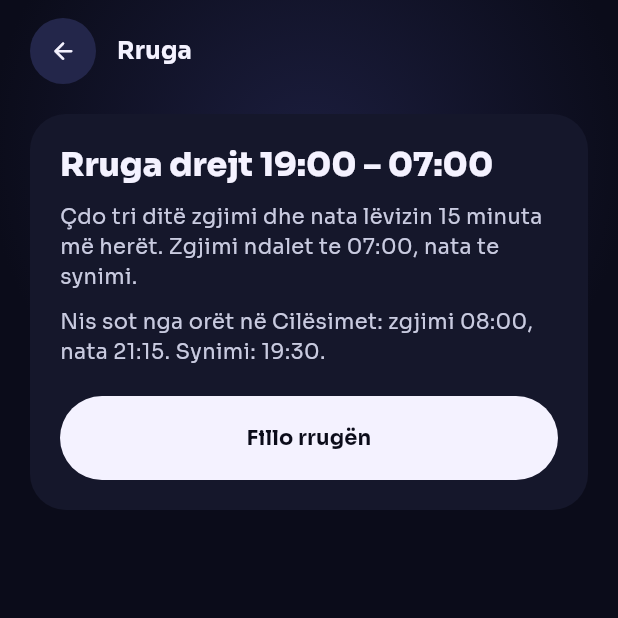
After one commit to tloshi/DuoNap, a Flutter app: the DuoNapPathScreen screen opened directly, on a phone screen of 412 x 824 dp, the top half of it. The commit adds this screen. Run offline on Flutter 3.47's test engine with Material 3 defaults, Android fonts, the phone set to English and light mode, and no system bars; our stand-ins replace flutter_riverpod, google_fonts, hive, hive_flutter; accounts and stored records are empty.

Commit message:
Build the Rruga screen

```diff
--- /dev/null
+++ b/lib/ui/path/duonap_path_screen.dart
@@ -0,0 +1,120 @@
+import 'package:flutter/material.dart';
+import 'package:flutter_riverpod/flutter_riverpod.dart';
+
+import '../../app/duonap_theme.dart';
+import '../../domain/duonap_shift.dart';
+import '../common/duonap_error_text.dart';
+import '../common/duonap_pill_button.dart';
+import '../common/duonap_round_button.dart';
+import '../common/duonap_sheet_frame.dart';
+import 'duonap_path_state.dart';
+import 'duonap_path_view_model.dart';
+import 'widgets/duonap_path_parts.dart';
+import 'widgets/duonap_path_steps.dart';
+import 'widgets/duonap_target_sheet.dart';
+
+/// "Rruga drejt 19:00 – 07:00", as in the "D · Rruga 19–07" mockup.
+class DuoNapPathScreen extends ConsumerWidget {
+  const DuoNapPathScreen({super.key});
+
+  static const double _gap = 14;
+
+  @override
+  Widget build(BuildContext context, WidgetRef ref) {
+    final state = ref.watch(duoNapPathViewModelProvider);
+    final viewModel = ref.read(duoNapPathViewModelProvider.notifier);
+    final error = state.error;
+    return Scaffold(
+      body: DecoratedBox(
+        decoration: const BoxDecoration(
+          gradient: RadialGradient(
+            center: Alignment(0, -0.75),
+            radius: 1.0,
+            colors: [DuoNapColors.glow, DuoNapColors.ground],
+            stops: [0, 0.52],
+          ),
+        ),
+        child: SafeArea(
+          child: ListView(
+            padding: const EdgeInsets.fromLTRB(20, 12, 20, 24),
+            children: [
+              const _TopBar(),
+              const SizedBox(height: 20),
+              ..._body(context, state, viewModel),
+              if (error != null) DuoNapErrorLine(message: error),
+            ],
+          ),
+        ),
+      ),
+    );
+  }
+
+  List<Widget> _body(
+    BuildContext context,
+    DuoNapPathState state,
+    DuoNapPathViewModel viewModel,
+  ) {
+    final status = state.status;
+    final from = state.startFrom;
+    if (state.loading) return const [Center(child: CircularProgressIndicator())];
+    if (status == null) {
+      if (from == null) return const [];
+      return [DuoNapPathStart(from: from, onStart: state.busy ? null : viewModel.start)];
+    }
+    final now = DateTime.now();
+    return [
+      DuoNapPathHeadline(status: status),
+      const SizedBox(height: _gap),
+      DuoNapPathProgress(status: status),
+      const SizedBox(height: _gap),
+      DuoNapAnchorCards(status: status),
+      const SizedBox(height: _gap + 6),
+      DuoNapPathSteps(status: status, today: DateTime(now.year, now.month, now.day)),
+      const SizedBox(height: _gap),
+      DuoNapPathNotes(held: status.held),
+      const SizedBox(height: _gap + 6),
+      DuoNapPillButton(
+        label: 'Ndrysho synimin',
+        color: DuoNapColors.raised,
+        textColor: DuoNapColors.text,
+        height: 56,
+        onTap: state.busy ? null : () => _openTarget(context, status, viewModel),
+      ),
+    ];
+  }
+
+  void _openTarget(
+    BuildContext context,
+    DuoNapShiftStatus status,
+    DuoNapPathViewModel viewModel,
+  ) {
+    final sheet = DuoNapTargetSheet(
+      current: status.setup.targetBedtimeMinutes,
+      onPick: viewModel.setTarget,
+      onStop: viewModel.stop,
+    );
+    showDuoNapSheet(context, sheet);
+  }
+}
+
+class _TopBar extends StatelessWidget {
+  const _TopBar();
+
+  @override
+  Widget build(BuildContext context) {
+    return Row(
+      children: [
+        DuoNapRoundButton(
+          icon: Icons.arrow_back_rounded,
+          label: 'Kthehu',
+          onTap: () => Navigator.of(context).pop(),
+        ),
+        const SizedBox(width: 14),
+        Text(
+          'Rruga',
+          style: Theme.of(context).textTheme.titleMedium?.copyWith(fontWeight: FontWeight.w700),
+        ),
+      ],
+    );
+  }
+}
--- /dev/null
+++ b/lib/ui/path/widgets/duonap_path_parts.dart
@@ -0,0 +1,179 @@
+import 'package:flutter/material.dart';
+
+import '../../../app/duonap_theme.dart';
+import '../../../domain/duonap_anchors.dart';
+import '../../../domain/duonap_shift.dart';
+import '../../common/duonap_pill_button.dart';
+import '../../today/duonap_today_formatters.dart';
+
+String _clock(int minutes) => DuoNapFormat.minutesOfDay(minutes);
+
+/// "Rruga drejt", the target, and how far along the path is.
+class DuoNapPathHeadline extends StatelessWidget {
+  const DuoNapPathHeadline({super.key, required this.status});
+
+  final DuoNapShiftStatus status;
+
+  @override
+  Widget build(BuildContext context) {
+    final textTheme = Theme.of(context).textTheme;
+    final target = status.setup.targetBedtimeMinutes;
+    return Column(
+      crossAxisAlignment: CrossAxisAlignment.start,
+      children: [
+        Text('Rruga drejt', style: textTheme.bodySmall?.copyWith(color: DuoNapColors.muted)),
+        Text(
+          '${_clock(target)} – ${_clock(DuoNapShiftSetup.targetWakeMinutes)}',
+          style: textTheme.headlineLarge?.copyWith(fontWeight: FontWeight.w800),
+        ),
+        Text(_progressLine(), style: textTheme.bodySmall?.copyWith(color: DuoNapColors.soft)),
+      ],
+    );
+  }
+
+  String _progressLine() {
+    final arrival = status.arrival;
+    if (status.finished || arrival == null) return 'Synimi u arrit.';
+    final step = 'Hapi ${status.stepsDone} nga ${status.stepsTotal}';
+    return '$step, mbërritja rreth ${DuoNapFormat.arrival(arrival)}';
+  }
+}
+
+/// One segment per step: bright when done, the latest one glowing.
+class DuoNapPathProgress extends StatelessWidget {
+  const DuoNapPathProgress({super.key, required this.status});
+
+  final DuoNapShiftStatus status;
+
+  @override
+  Widget build(BuildContext context) {
+    final done = status.stepsDone;
+    return Semantics(
+      label: 'Përparimi: $done nga ${status.stepsTotal} hapa',
+      excludeSemantics: true,
+      child: Row(
+        children: [
+          for (var step = 1; step <= status.stepsTotal; step++) ...[
+            if (step > 1) const SizedBox(width: 4),
+            Expanded(child: _segment(step <= done, step == done)),
+          ],
+        ],
+      ),
+    );
+  }
+
+  Widget _segment(bool isDone, bool isLatest) {
+    return Container(
+      height: 6,
+      decoration: BoxDecoration(
+        color: isDone ? DuoNapColors.text : DuoNapColors.highlight,
+        borderRadius: BorderRadius.circular(3),
+        boxShadow: isLatest
+            ? const [BoxShadow(color: Color(0x99F4F2FF), blurRadius: 10)]
+            : null,
+      ),
+    );
+  }
+}
+
+/// "Zgjimi sot" and "Nata sonte", each with where it started and where it goes.
+class DuoNapAnchorCards extends StatelessWidget {
+  const DuoNapAnchorCards({super.key, required this.status});
+
+  final DuoNapShiftStatus status;
+
+  @override
+  Widget build(BuildContext context) {
+    final start = status.setup.start;
+    return Row(
+      children: [
+        Expanded(
+          child: _AnchorCard(
+            label: 'Zgjimi sot',
+            minutes: status.today.wakeMinutes,
+            route: 'prej ${_clock(start.wakeMinutes)} drejt ${_clock(DuoNapShiftSetup.targetWakeMinutes)}',
+          ),
+        ),
+        const SizedBox(width: 10),
+        Expanded(
+          child: _AnchorCard(
+            label: 'Nata sonte',
+            minutes: status.today.bedtimeMinutes,
+            route: 'prej ${_clock(start.bedtimeMinutes)} drejt ${_clock(status.setup.targetBedtimeMinutes)}',
+          ),
+        ),
+      ],
+    );
+  }
+}
+
+class _AnchorCard extends StatelessWidget {
+  const _AnchorCard({required this.label, required this.minutes, required this.route});
+
+  final String label;
+  final int minutes;
+  final String route;
+
+  @override
+  Widget build(BuildContext context) {
+    final textTheme = Theme.of(context).textTheme;
+    final muted = textTheme.labelSmall?.copyWith(color: DuoNapColors.muted);
+    return Container(
+      padding: const EdgeInsets.fromLTRB(16, 14, 16, 14),
+      decoration: BoxDecoration(
+        color: DuoNapColors.surface,
+        borderRadius: BorderRadius.circular(24),
+      ),
+      child: Column(
+        crossAxisAlignment: CrossAxisAlignment.start,
+        children: [
+          Text(label, style: muted?.copyWith(fontWeight: FontWeight.w600)),
+          Text(_clock(minutes), style: textTheme.headlineMedium?.copyWith(fontWeight: FontWeight.w800)),
+          Text(route, style: muted),
+        ],
+      ),
+    );
+  }
+}
+
+/// Shown before the path is started: what it does and where it starts from.
+class DuoNapPathStart extends StatelessWidget {
+  const DuoNapPathStart({super.key, required this.from, required this.onStart});
+
+  final DuoNapAnchors from;
+  final VoidCallback? onStart;
+
+  @override
+  Widget build(BuildContext context) {
+    final textTheme = Theme.of(context).textTheme;
+    final body = textTheme.bodyMedium?.copyWith(color: DuoNapColors.soft, height: 1.4);
+    final target = _clock(DuoNapShiftSetup.defaultTargetBedtimeMinutes);
+    return Container(
+      padding: const EdgeInsets.all(20),
+      decoration: BoxDecoration(
+        color: DuoNapColors.surface,
+        borderRadius: BorderRadius.circular(24),
+      ),
+      child: Column(
+        crossAxisAlignment: CrossAxisAlignment.stretch,
+        children: [
+          Text('Rruga drejt 19:00 – 07:00', style: textTheme.titleLarge?.copyWith(fontWeight: FontWeight.w800)),
+          const SizedBox(height: 10),
+          Text(
+            'Çdo tri ditë zgjimi dhe nata lëvizin 15 minuta më herët. Zgjimi ndalet '
+            'te 07:00, nata te synimi.',
+            style: body,
+          ),
+          const SizedBox(height: 10),
+          Text(
+            'Nis sot nga orët në Cilësimet: zgjimi ${_clock(from.wakeMinutes)}, '
+            'nata ${_clock(from.bedtimeMinutes)}. Synimi: $target.',
+            style: body,
+          ),
+          const SizedBox(height: 20),
+          DuoNapPillButton(label: 'Fillo rrugën', color: DuoNapColors.text, height: 56, onTap: onStart),
+        ],
+      ),
+    );
+  }
+}
--- a/lib/ui/settings/duonap_settings_view_model.dart
+++ b/lib/ui/settings/duonap_settings_view_model.dart
@@ -6,6 +6,7 @@ import '../../app/duonap_providers.dart';
 import '../../core/duonap_result.dart';
 import '../../domain/duonap_baby.dart';
 import '../../domain/duonap_settings.dart';
+import '../../domain/duonap_shift.dart';
 import '../common/duonap_error_text.dart';
 import '../today/duonap_today_view_model.dart';
 import 'duonap_settings_state.dart';
@@ -55,10 +56,12 @@ class DuoNapSettingsViewModel extends AutoDisposeNotifier<DuoNapSettingsState> {
   }
 
   Future<void> _load() async {
+    final shift = await ref.read(duoNapShiftServiceProvider).status();
+    final running = shift is DuoNapSuccess<DuoNapShiftStatus?> && shift.data != null;
     final result = await ref.read(duoNapSettingsServiceProvider).load();
     state = result.fold<DuoNapSettingsState>(
       (failure) => state.withError(duoNapErrorText(failure.code)),
-      (DuoNapSettings settings) => state.withDraft(settings),
+      (DuoNapSettings settings) => state.withPathRunning(running).withDraft(settings),
     );
   }
 
```
Also changed, not shown: lib/ui/path/widgets/duonap_path_steps.dart (+26 -0 lines), lib/ui/settings/duonap_settings_screen.dart (+7 -120 lines), lib/ui/settings/duonap_settings_state.dart (+16 -4 lines), lib/ui/settings/widgets/duonap_settings_cards.dart (added, +142 -0 lines), lib/ui/today/duonap_today_screen.dart (+5 -5 lines), lib/ui/today/widgets/duonap_today_header.dart (+16 -5 lines).
